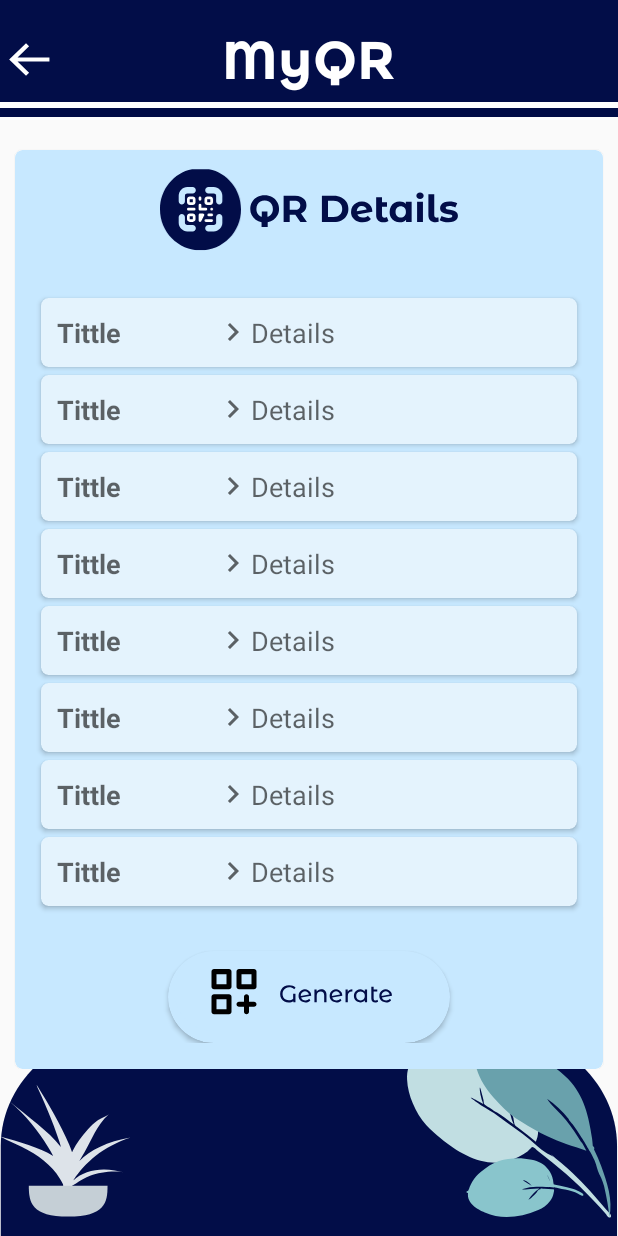
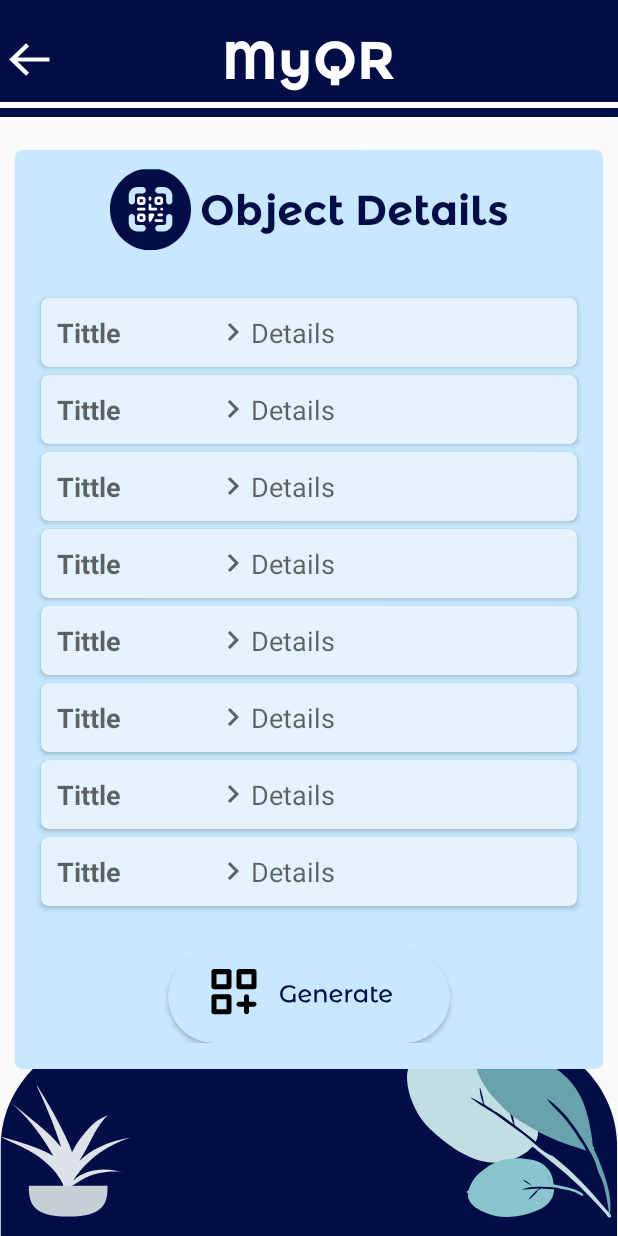
Before and after one commit to namanmahendra01/MyQR_UI, an Android app: the ObjectDetailsActivity screen opened directly, with no data from a screen before it, on a phone screen of 412 x 824 dp. Run offline under Robolectric (Android 15) with nearby library versions, the phone set to English and light mode, and no system bars.

Commit message:
minor change

```diff
--- a/app/src/main/res/layout/activity_objec_details.xml
+++ b/app/src/main/res/layout/activity_objec_details.xml
@@ -63,13 +63,17 @@
                             android:layout_height="55dp"
                             android:id="@+id/a"
                             android:src="@drawable/ic_scan_circle"/>
-                        <ImageView
+                        <TextView
                             android:layout_width="wrap_content"
                             android:layout_height="wrap_content"
                             android:layout_centerVertical="true"
                             android:layout_toRightOf="@+id/a"
                             android:layout_marginLeft="5dp"
-                            android:src="@drawable/ic_qr_details"/>
+                            android:text="Object Details"
+                            android:textSize="28sp"
+                            android:textColor="@color/appcolor"
+                            android:fontFamily="@font/appfont"
+                           />
                     </RelativeLayout>
                     <androidx.cardview.widget.CardView
                         android:layout_width="wrap_content"
```
